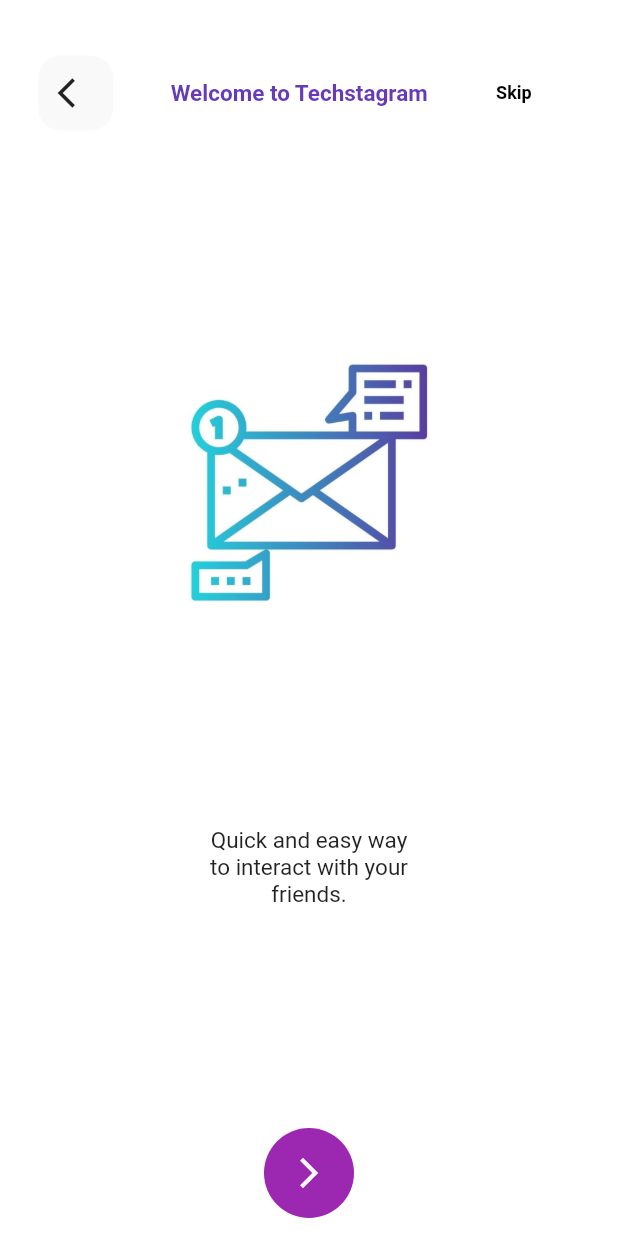
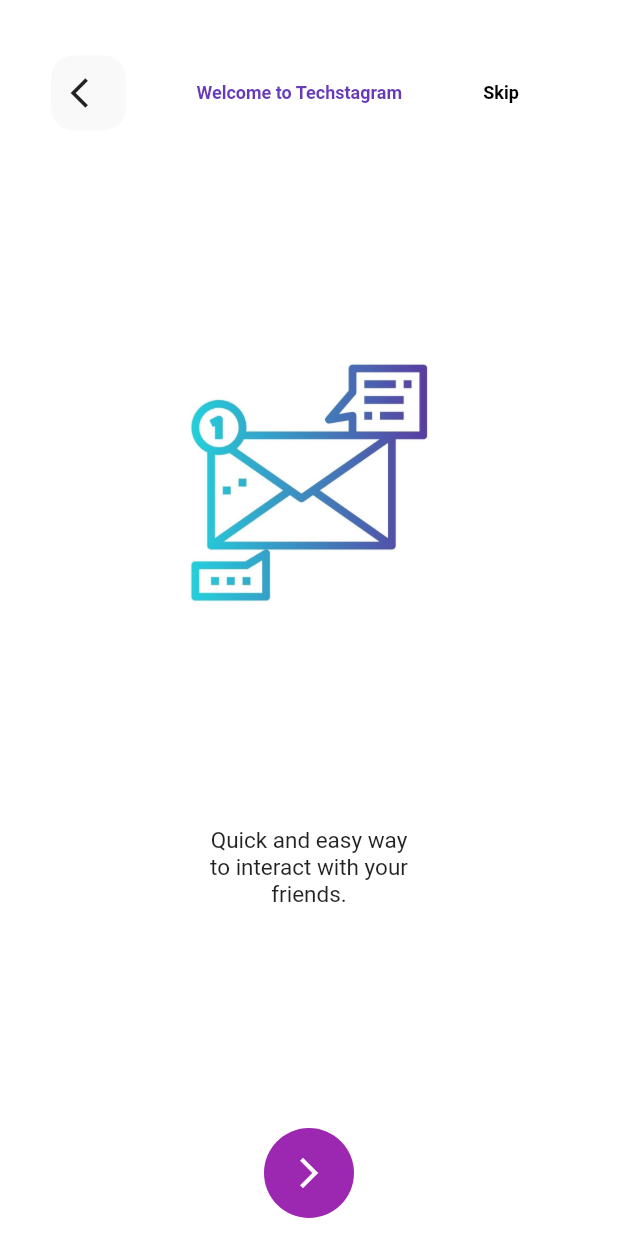
Before and after one commit to roohaani786/Yammerly, a Flutter app: the screen it shows after launch, on a phone screen of 412 x 824 dp. Run offline on Flutter 3.47's test engine with Material 2 defaults, Android fonts, the phone set to English and light mode, and no system bars; our stand-ins replace cached_network_image, camera, cloud_firestore, firebase_auth, firebase_database, firebase_messaging and 15 more; missing offline and left inert: esys_flutter_share, flutter_facebook_login, flutter_twitter_login, lamp, responsive_layout_builder, thumbnails and 1 more; accounts and stored records are empty.

Commit message:
done dona done done

```diff
--- a/lib/Welcome/components/body.dart
+++ b/lib/Welcome/components/body.dart
@@ -22,7 +22,7 @@ class Body extends StatelessWidget {
             children: <Widget>[
               Text(
                 "WELCOME TO TECHSTAGRAM",
-                style: TextStyle(fontWeight: FontWeight.bold),
+                style: TextStyle(fontWeight: FontWeight.bold,),
               ),
               SizedBox(height: size.height * 0.05),
               SvgPicture.asset(
--- a/lib/pages/intro_page.dart
+++ b/lib/pages/intro_page.dart
@@ -269,7 +269,7 @@ class _IntroPageState extends State<IntroPage> {
               "Welcome to Techstagram",
               style: TextStyle(
                 fontWeight: FontWeight.bold,
-                fontSize: 15,
+                fontSize: 12,
                 color: Colors.deepPurple,
               ),
             ),
```
Also changed, not shown: lib/ComeraV/gallery.dart (+6 -2 lines).
